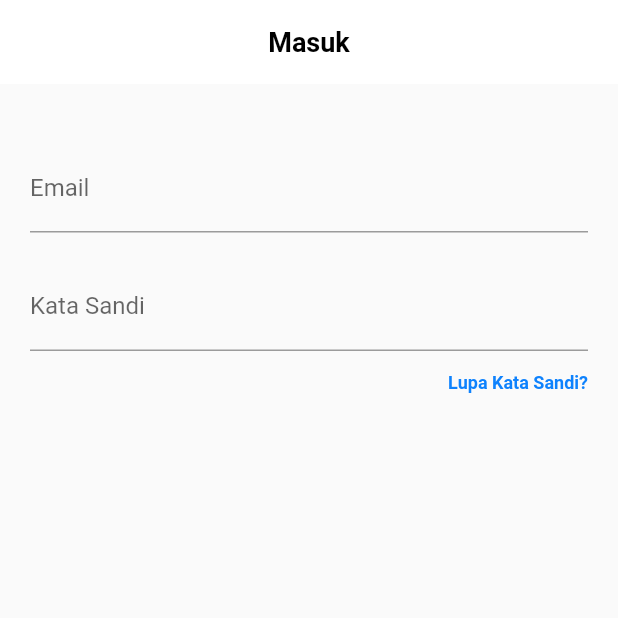
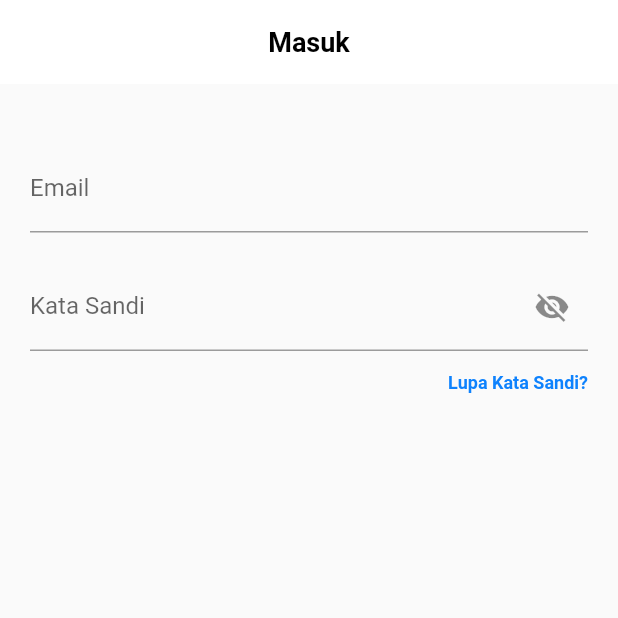
Before and after one commit to berrylradianh/IQFENCE, a Flutter app: the screen it shows after launch, after a tap on "Masuk", on a phone screen of 412 x 824 dp, the top half of it. Run offline on Flutter 3.47's test engine with Material 3 defaults, Android fonts, the phone set to English and light mode, and no system bars; our stand-ins replace camera, cloud_firestore, firebase_auth, firebase_core, firebase_storage, flutter_dotenv and 7 more; missing offline and left inert: googleapis; accounts and stored records are empty.

Commit message:
feat: enhance ui login

```diff
--- a/lib/screens/auth/login_screen.dart
+++ b/lib/screens/auth/login_screen.dart
@@ -15,6 +15,8 @@ class LoginScreen extends StatefulWidget {
 class _LoginScreenState extends State<LoginScreen> {
   late TextEditingController _emailController;
   late TextEditingController _passwordController;
+  bool _isPasswordVisible = false;
+  final _formKey = GlobalKey<FormState>();
 
   @override
   void initState() {
@@ -75,24 +77,58 @@ class _LoginScreenState extends State<LoginScreen> {
       ),
       body: Padding(
         padding: const EdgeInsets.symmetric(horizontal: 20, vertical: 40),
+        child: Form(
+          key: _formKey,
           child: SingleChildScrollView(
             child: Column(
               children: [
-              TextField(
+                TextFormField(
                   controller: _emailController,
+                  keyboardType: TextInputType.emailAddress,
+                  autofillHints: const [AutofillHints.email],
+                  textInputAction: TextInputAction.next,
                   decoration: const InputDecoration(
                     hintText: "Masukkan Email Anda",
                     labelText: "Email",
                   ),
+                  validator: (value) {
+                    if (value == null || value.isEmpty) {
+                      return 'Email tidak boleh kosong';
+                    }
+                    if (!RegExp(r'^[\w-\.]+@([\w-]+\.)+[\w-]{2,4}$')
+                        .hasMatch(value)) {
+                      return 'Masukkan email yang valid';
+                    }
+                    return null;
+                  },
                 ),
                 const SizedBox(height: 20),
-              TextField(
+                TextFormField(
                   controller: _passwordController,
-                obscureText: true,
-                decoration: const InputDecoration(
+                  obscureText: !_isPasswordVisible,
+                  textInputAction: TextInputAction.done,
+                  decoration: InputDecoration(
                     hintText: "Masukkan Kata Sandi Anda",
                     labelText: "Kata Sandi",
+                    suffixIcon: IconButton(
+                      icon: Icon(
+                        _isPasswordVisible
+                            ? Icons.visibility
+                            : Icons.visibility_off,
                       ),
+                      onPressed: () {
+                        setState(() {
+                          _isPasswordVisible = !_isPasswordVisible;
+                        });
+                      },
+                    ),
+                  ),
+                  validator: (value) {
+                    if (value == null || value.isEmpty) {
+                      return 'Kata sandi tidak boleh kosong';
+                    }
+                    return null;
+                  },
                 ),
                 const SizedBox(height: 14),
                 Row(
@@ -121,14 +157,15 @@ class _LoginScreenState extends State<LoginScreen> {
                 const SizedBox(height: 300),
                 ElevatedButton(
                   onPressed: () async {
-                  _showLoadingDialog(context); // Tampilkan dialog loading
+                    if (_formKey.currentState!.validate()) {
+                      _showLoadingDialog(context);
                       try {
                         await auth.signInWithEmailAndPassword(
-                      email: _emailController.text,
+                          email: _emailController.text.trim(),
                           password: _passwordController.text,
                         );
                         String userRole = await auth.getUserRole();
-                    _hideLoadingDialog(context); // Tutup dialog loading
+                        _hideLoadingDialog(context);
                         if (userRole == 'admin') {
                           Navigator.pushReplacement(
                             context,
@@ -146,12 +183,13 @@ class _LoginScreenState extends State<LoginScreen> {
                           );
                         }
                       } catch (e) {
-                    _hideLoadingDialog(context); // Tutup dialog loading
+                        _hideLoadingDialog(context);
                         ScaffoldMessenger.of(context).showSnackBar(
                           const SnackBar(
                             content: Text('Email atau Kata Sandi salah'),
                           ),
                         );
+                      }
                     }
                   },
                   style: ElevatedButton.styleFrom(
@@ -205,6 +243,7 @@ class _LoginScreenState extends State<LoginScreen> {
             ),
           ),
         ),
+      ),
     );
   }
 }
```
Lines whose indentation alone changed are shown as unchanged.
